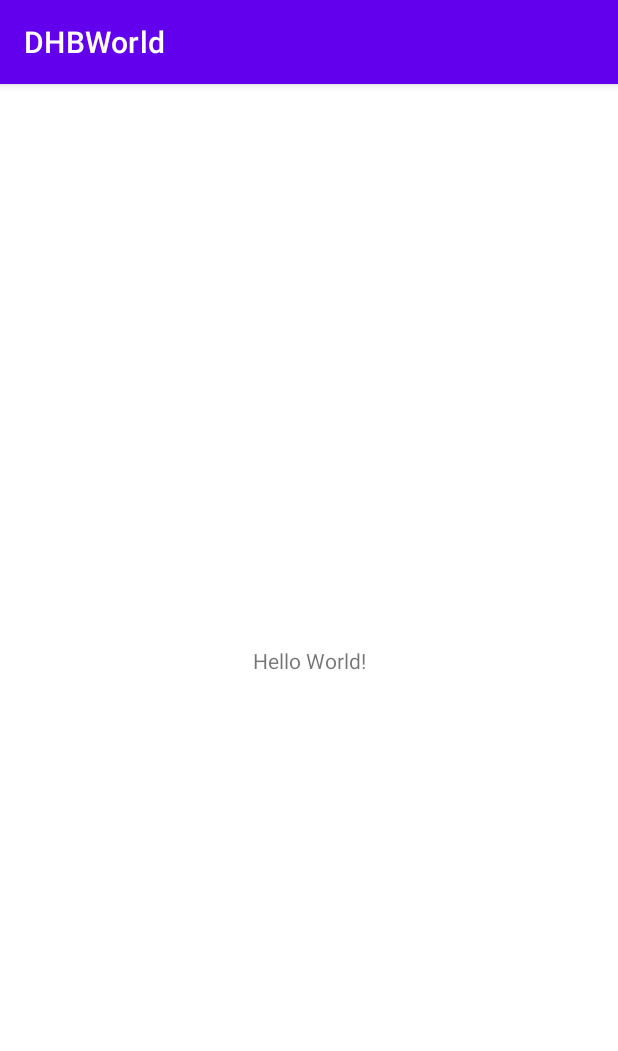
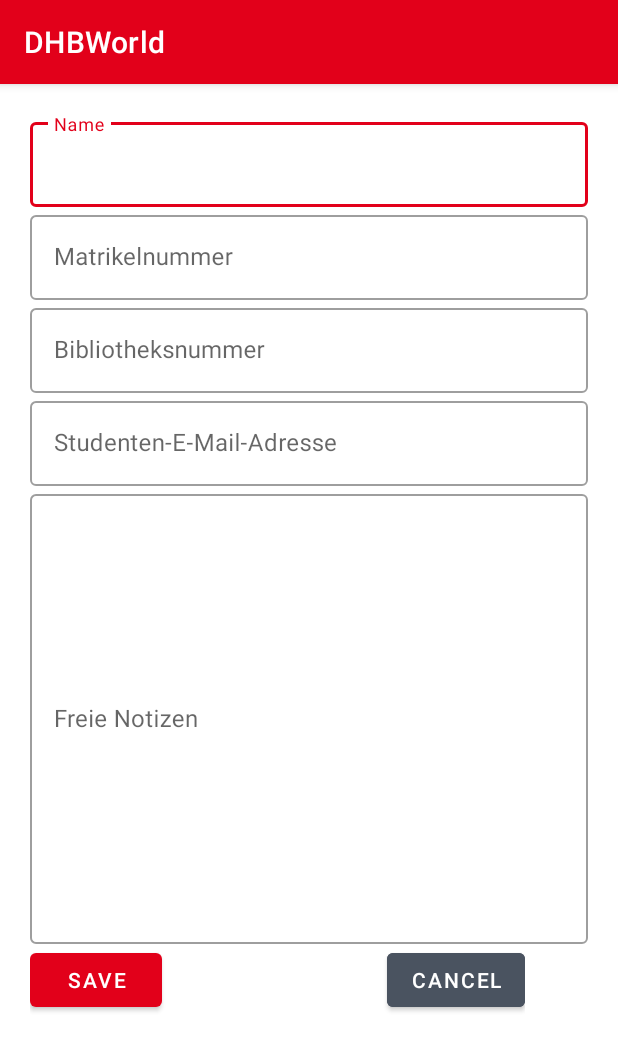
Before and after one commit to DHBWorld/DHBWorld, an Android app: the screen it shows after launch (MainActivity), on a phone screen of 412 x 824 dp. Shown: the top 1051 px of the screen. Run offline under Robolectric (Android 15) with nearby library versions, the phone set to English and light mode, and no system bars.

Commit message:
added the first design concept. In includes the color palette we should use going forward as well as the first activity : activity_main.xml which includes personalinformation site.

```diff
--- a/app/src/main/res/layout/activity_main.xml
+++ b/app/src/main/res/layout/activity_main.xml
@@ -1,18 +1,116 @@
 <?xml version="1.0" encoding="utf-8"?>
-<androidx.constraintlayout.widget.ConstraintLayout xmlns:android="http://schemas.android.com/apk/res/android"
+<LinearLayout xmlns:android="http://schemas.android.com/apk/res/android"
     xmlns:app="http://schemas.android.com/apk/res-auto"
     xmlns:tools="http://schemas.android.com/tools"
     android:layout_width="match_parent"
+    android:orientation="vertical"
+    android:padding = "20dp"
     android:layout_height="match_parent"
     tools:context=".MainActivity">
 
-    <TextView
+    <com.google.android.material.textfield.TextInputLayout
+        android:id="@+id/studentName"
+        android:layout_width="match_parent"
+        android:layout_height="wrap_content"
+        android:hint="Name"
+        style="@style/Widget.MaterialComponents.TextInputLayout.OutlinedBox">
+
+        <com.google.android.material.textfield.TextInputEditText
+            android:layout_width="match_parent"
+            android:layout_height="wrap_content"
+            />
+
+    </com.google.android.material.textfield.TextInputLayout>
+
+    <com.google.android.material.textfield.TextInputLayout
+        android:id="@+id/matriculationNumber"
+        android:layout_width="match_parent"
+        android:layout_height="wrap_content"
+        android:hint="Matrikelnummer"
+        style="@style/Widget.MaterialComponents.TextInputLayout.OutlinedBox">
+
+        <com.google.android.material.textfield.TextInputEditText
+            android:layout_width="match_parent"
+            android:layout_height="wrap_content"
+            />
+
+    </com.google.android.material.textfield.TextInputLayout>
+
+
+    <com.google.android.material.textfield.TextInputLayout
+        android:id="@+id/libraryNumber"
+        android:layout_width="match_parent"
+        android:layout_height="wrap_content"
+        android:hint="Bibliotheksnummer"
+        style="@style/Widget.MaterialComponents.TextInputLayout.OutlinedBox">
+
+        <com.google.android.material.textfield.TextInputEditText
+            android:layout_width="match_parent"
+            android:layout_height="wrap_content"
+            />
+
+    </com.google.android.material.textfield.TextInputLayout>
+
+
+    <com.google.android.material.textfield.TextInputLayout
+        android:id="@+id/StudentMail"
+        android:layout_width="match_parent"
+        android:layout_height="wrap_content"
+        android:hint="Studenten-E-Mail-Adresse"
+        style="@style/Widget.MaterialComponents.TextInputLayout.OutlinedBox">
+
+        <com.google.android.material.textfield.TextInputEditText
+            android:layout_width="match_parent"
+            android:layout_height="wrap_content"
+            />
+
+    </com.google.android.material.textfield.TextInputLayout>
+
+
+    <com.google.android.material.textfield.TextInputLayout
+        android:id="@+id/FreieNotizen"
+        android:layout_width="match_parent"
+        android:layout_height="wrap_content"
+        android:hint="Freie Notizen"
+        style="@style/Widget.MaterialComponents.TextInputLayout.OutlinedBox">
+
+        <com.google.android.material.textfield.TextInputEditText
+            android:layout_width="match_parent"
+            android:layout_height="300dp"
+            />
+
+
+    </com.google.android.material.textfield.TextInputLayout>
+
+
+    <LinearLayout
         android:layout_width="wrap_content"
         android:layout_height="wrap_content"
-        android:text="Hello World!"
-        app:layout_constraintBottom_toBottomOf="parent"
-        app:layout_constraintLeft_toLeftOf="parent"
-        app:layout_constraintRight_toRightOf="parent"
-        app:layout_constraintTop_toTopOf="parent" />
+        android:orientation="horizontal">
 
-</androidx.constraintlayout.widget.ConstraintLayout>
+
+
+
+    <com.google.android.material.button.MaterialButton
+        android:id="@+id/save_Button"
+        android:layout_width="wrap_content"
+        android:layout_height="wrap_content"
+        android:text = "Save"
+        style="@style/Widget.MaterialComponents.Button"
+        >
+    </com.google.android.material.button.MaterialButton>
+
+    <com.google.android.material.button.MaterialButton
+        android:id="@+id/cancel_button"
+        android:layout_width="wrap_content"
+        android:layout_height="wrap_content"
+        android:text = "Cancel"
+        android:backgroundTint="@color/grey_dark"
+        android:layout_marginLeft="150dp"
+        style="@style/Widget.MaterialComponents.Button"
+        >
+    </com.google.android.material.button.MaterialButton>
+
+    </LinearLayout>
+
+</LinearLayout>
--- a/app/src/main/res/values/colors.xml
+++ b/app/src/main/res/values/colors.xml
@@ -8,6 +8,7 @@
     <color name="black">#FF000000</color>
     <color name="white">#FFFFFFFF</color>
     <color name="red">#E2001A</color>
+    <color name="red_dark">#A2001A</color>
     <color name="grey_dark">#4A5360</color>
     <color name="grey_light">#9CA0A4</color>
 </resources>
--- a/app/src/main/res/values/themes.xml
+++ b/app/src/main/res/values/themes.xml
@@ -2,13 +2,13 @@
     <!-- Base application theme. -->
     <style name="Theme.DHBWorld" parent="Theme.MaterialComponents.DayNight.DarkActionBar">
         <!-- Primary brand color. -->
-        <item name="colorPrimary">@color/purple_500</item>
-        <item name="colorPrimaryVariant">@color/purple_700</item>
+        <item name="colorPrimary">@color/red</item>
+        <item name="colorPrimaryVariant">@color/red_dark</item>
         <item name="colorOnPrimary">@color/white</item>
         <!-- Secondary brand color. -->
-        <item name="colorSecondary">@color/teal_200</item>
-        <item name="colorSecondaryVariant">@color/teal_700</item>
-        <item name="colorOnSecondary">@color/black</item>
+        <item name="colorSecondary">@color/grey_dark</item>
+        <item name="colorSecondaryVariant">@color/grey_light</item>
+        <item name="colorOnSecondary">@color/white</item>
         <!-- Status bar color. -->
         <item name="android:statusBarColor" tools:targetApi="l">?attr/colorPrimaryVariant</item>
         <!-- Customize your theme here. -->
```
